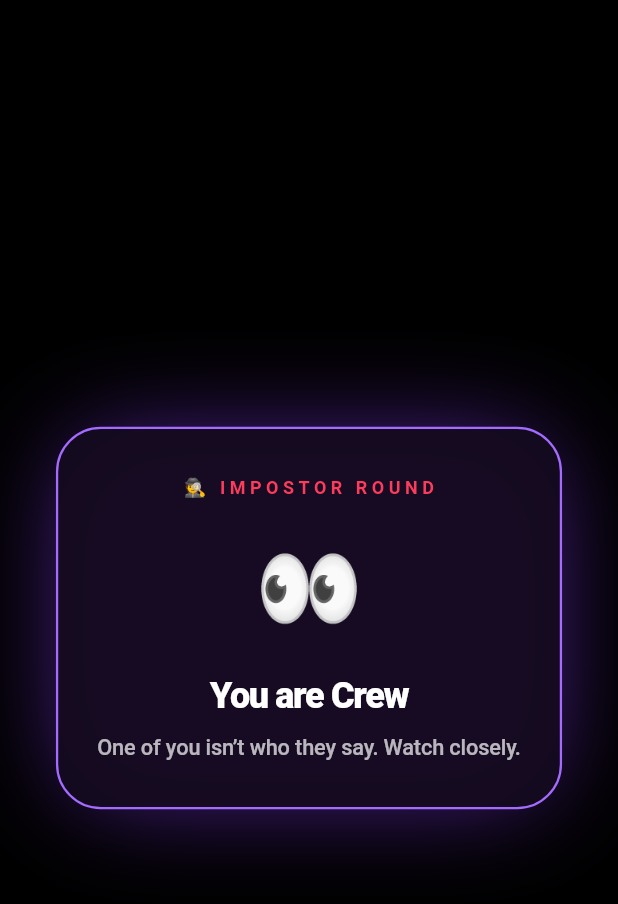
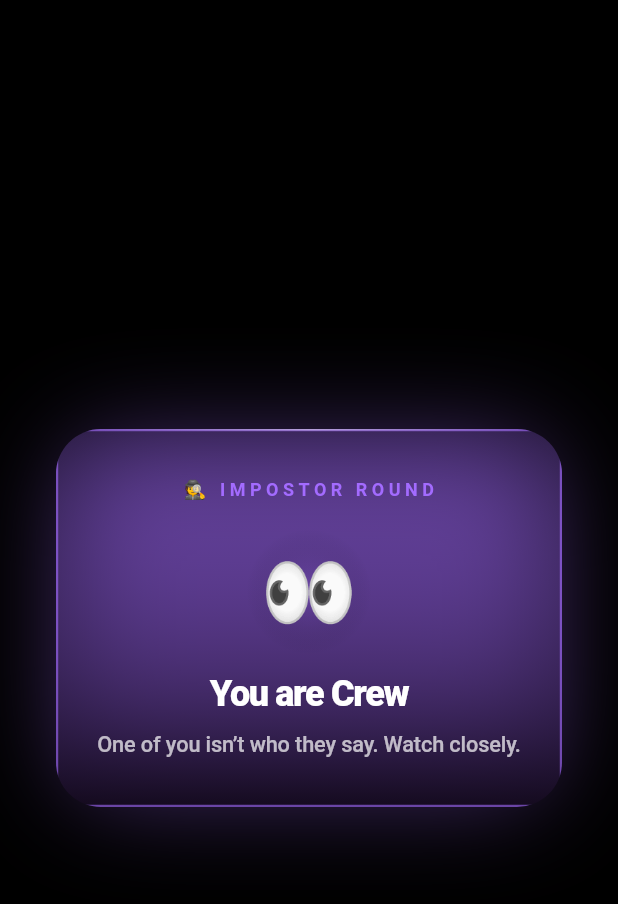
Before and after one commit to stossthegreat/Whatif, a Flutter app: the _ImpostorOverlay widget shown alone on an empty page, opened directly with empty values, on a phone screen of 412 x 824 dp. Shown: the top 904 px of the screen. Run offline on Flutter 3.47's test engine with Material 3 defaults, Android fonts, the phone set to English and light mode, and no system bars; our stand-ins replace app_links, audioplayers, camera, firebase_analytics, firebase_core, firebase_messaging and 7 more; missing offline and left inert: flutter_webrtc, livekit_client, purchases_flutter, record; accounts and stored records are empty; network calls fail.

Commit message:
version bump + Impostor/Who Am I overlays upgraded to match the new card language
pubspec.yaml: 1.0.0+70 -> 1.1.0+71. Minor bump because six new games
with real protocol work plus a full notification system is genuine
feature growth, not a patch — should have bumped this across the last
several commits and didn't. Bumping the build number with every commit
from here on.

Direct response to "10x the UI, don't make mid stuff": the Impostor and
Who Am I full-screen overlays were the plainest thing shipped this
session — straight copies of the pre-existing _ChaosOverlay look, built
fast under time pressure, with none of the depth just given to the
notification cards. That inconsistency is exactly what "mid" looks like
next to something actually polished.

Extracted _RoundCardOverlay as the shared shell both games' beats use —
same specular-gloss hairline as _NotifCard/Glass, real two-layer shadow
(soft drop shadow + a colour-matched glow), gradient depth instead of a
flat fill, and an emoji medallion (radial glow ring behind the glyph)
instead of a bare floating character.

The bigger change is that colour now carries real information instead
of every beat wearing the same purple:
- Impostor: red when you're secretly it (danger, matches the app's own
  "you are live" red), purple when you're not, blue for the neutral
  discuss beat (blue is documented in tokens.dart as reserved for rare/
  occasional moments — this is one)
- Who Am I: red while you're the one who doesn't know, acid green at
  the reveal (acid is the brand's established "something's live/
  resolved" signal), purple for everyone just watching

Verified: confirmed the v.clamp(0,1) pattern (used in the pre-existing
_ChaosOverlay too) is a legal Dart implicit num->double downcast in
this project's lint settings, not the bug I'd assumed when I defensively
added .toDouble() in the toast earlier — traced it back before touching
it here rather than guessing. Full brace/paren balance re-verified
across live_screen.dart after the restructure.

Co-Authored-By: Claude Sonnet 5 <noreply@anthropic.com>
Claude-Session: https://claude.ai/code/session_01PWoFrEZGCGWmrzYqkukepM

```diff
--- a/lib/screens/live_screen.dart
+++ b/lib/screens/live_screen.dart
@@ -2790,29 +2790,27 @@ class _ChaosOverlay extends StatelessWidget {
 /// Impostor's night/discuss banner — same glass-card language as
 /// _ChaosOverlay on purpose (it's the same "read this, then it clears"
 /// shape), swapped content: your secret role, then the discuss countdown.
-class _ImpostorOverlay extends StatelessWidget {
-  const _ImpostorOverlay({required this.amI, required this.phase});
-  final bool amI;
-  final String phase;
-
-  @override
-  Widget build(BuildContext context) {
+/// The shared modal shell for Impostor/Who Am I's full-screen beats — same
+/// family as _NotifCard's elevated-card language (specular gloss hairline,
+/// two-layer shadow, a colour that actually means something), scaled up to
+/// the centered-modal shape _ChaosOverlay/_MatchOverlay already use, so nine
+/// months from now this doesn't read as three different design eras.
+class _RoundCardOverlay extends StatelessWidget {
+  const _RoundCardOverlay({
+    required this.eyebrow,
+    required this.emoji,
+    required this.title,
+    required this.sub,
+    required this.accent,
+  });
+  final String eyebrow;
   final String emoji;
   final String title;
   final String sub;
-    if (phase == 'discuss') {
-      emoji = '💬';
-      title = 'Talk it out';
-      sub = 'One of you isn’t who they say. Who’s lying about their identity?';
-    } else if (amI) {
-      emoji = '🕵️';
-      title = 'You are the Impostor';
-      sub = 'Blend in — you vote too, same as everyone else';
-    } else {
-      emoji = '👀';
-      title = 'You are Crew';
-      sub = 'One of you isn’t who they say. Watch closely.';
-    }
+  final Color accent;
+
+  @override
+  Widget build(BuildContext context) {
     return Positioned.fill(
       child: IgnorePointer(
         child: Container(
@@ -2826,21 +2824,45 @@ class _ImpostorOverlay extends StatelessWidget {
                 Opacity(opacity: v.clamp(0, 1), child: Transform.scale(scale: v, child: child)),
             child: Container(
               margin: const EdgeInsets.symmetric(horizontal: 34),
+              decoration: BoxDecoration(
+                borderRadius: BorderRadius.circular(30),
+                boxShadow: [
+                  const BoxShadow(color: Color(0x80000000), blurRadius: 40, offset: Offset(0, 16)),
+                  BoxShadow(color: accent.withOpacity(0.45), blurRadius: 60, spreadRadius: -10),
+                ],
+              ),
+              child: ClipRRect(
+                borderRadius: BorderRadius.circular(30),
+                child: Stack(
+                  children: [
+                    Container(
                       padding: const EdgeInsets.fromLTRB(26, 30, 26, 30),
                       decoration: BoxDecoration(
-                color: const Color(0xF2140A1E),
-                borderRadius: BorderRadius.circular(30),
-                border: Border.all(color: C.sig, width: 1.5),
-                boxShadow: [BoxShadow(color: C.sigGlow, blurRadius: 60, spreadRadius: -10)],
+                        gradient: LinearGradient(
+                          begin: Alignment.topCenter,
+                          end: Alignment.bottomCenter,
+                          colors: [accent.withOpacity(0.22), const Color(0xF2140A1E)],
+                        ),
+                        border: Border.all(color: accent.withOpacity(0.6), width: 1.5),
                       ),
                       child: Column(
                         mainAxisSize: MainAxisSize.min,
                         children: [
-                  Text('🕵️ IMPOSTOR ROUND',
-                      style: T.eyebrow.copyWith(color: C.live, letterSpacing: 3, fontSize: 12)),
+                          Text(eyebrow, style: T.eyebrow.copyWith(color: accent, letterSpacing: 3, fontSize: 12)),
                           const SizedBox(height: 18),
-                  Text(emoji, style: const TextStyle(fontSize: 58)),
-                  const SizedBox(height: 16),
+                          // the emoji medallion — a soft glow ring behind it
+                          // instead of a bare floating glyph
+                          Container(
+                            width: 84,
+                            height: 84,
+                            alignment: Alignment.center,
+                            decoration: BoxDecoration(
+                              shape: BoxShape.circle,
+                              gradient: RadialGradient(colors: [accent.withOpacity(0.25), Colors.transparent]),
+                            ),
+                            child: Text(emoji, style: const TextStyle(fontSize: 52)),
+                          ),
+                          const SizedBox(height: 12),
                           Text(title, textAlign: TextAlign.center, style: T.big.copyWith(fontSize: 24, height: 1.15)),
                           const SizedBox(height: 10),
                           Text(sub,
@@ -2849,16 +2871,69 @@ class _ImpostorOverlay extends StatelessWidget {
                         ],
                       ),
                     ),
-          ),
-        ),
-      ),
+                    Positioned(
+                      top: 0,
+                      left: 30 * 0.5,
+                      right: 30 * 0.5,
+                      child: Container(
+                        height: 1,
+                        decoration: const BoxDecoration(
+                          gradient: LinearGradient(colors: [Color(0x00FFFFFF), C.spec, Color(0x00FFFFFF)]),
+                        ),
+                      ),
+                    ),
+                  ],
+                ),
+              ),
+            ),
+          ),
+        ),
+      ),
+    );
+  }
+}
+
+class _ImpostorOverlay extends StatelessWidget {
+  const _ImpostorOverlay({required this.amI, required this.phase});
+  final bool amI;
+  final String phase;
+
+  @override
+  Widget build(BuildContext context) {
+    // colour carries meaning: red = you're secretly it, purple = you're not,
+    // blue = the neutral discuss beat — matches the brand's own rule that
+    // blue is reserved for occasional, non-routine moments
+    if (phase == 'discuss') {
+      return const _RoundCardOverlay(
+        eyebrow: '🕵️ IMPOSTOR ROUND',
+        emoji: '💬',
+        title: 'Talk it out',
+        sub: 'One of you isn’t who they say. Who’s lying about their identity?',
+        accent: C.blue,
+      );
+    }
+    if (amI) {
+      return const _RoundCardOverlay(
+        eyebrow: '🕵️ IMPOSTOR ROUND',
+        emoji: '🕵️',
+        title: 'You are the Impostor',
+        sub: 'Blend in — you vote too, same as everyone else',
+        accent: C.live,
+      );
+    }
+    return const _RoundCardOverlay(
+      eyebrow: '🕵️ IMPOSTOR ROUND',
+      emoji: '👀',
+      title: 'You are Crew',
+      sub: 'One of you isn’t who they say. Watch closely.',
+      accent: C.sig,
     );
   }
 }
 
 /// Who Am I's banner — the inverse of _ImpostorOverlay's split: everyone
 /// but the target already knows and just watches; the target sees nothing
-/// until the final reveal. Same glass-card language as the other two.
+/// until the final reveal. Same elevated-card language as the other two.
 class _WhoAmIOverlay extends StatelessWidget {
   const _WhoAmIOverlay({required this.mine, required this.phase, this.category, this.identity});
   final bool mine;
@@ -2868,61 +2943,30 @@ class _WhoAmIOverlay extends StatelessWidget {
 
   @override
   Widget build(BuildContext context) {
-    final String emoji;
-    final String title;
-    final String sub;
     if (phase == 'reveal') {
-      emoji = '🎭';
-      title = 'You were: ${identity ?? '???'}';
-      sub = 'Reveal time — how many questions did it take?';
-    } else if (mine) {
-      emoji = '❔';
-      title = 'You don’t know who you are';
-      sub = '${category ?? 'Someone'} — ask the room yes/no questions out loud';
-    } else {
-      emoji = '👀';
-      title = 'They are: ${identity ?? '???'}';
-      sub = 'Don’t say it — just answer their questions';
-    }
-    return Positioned.fill(
-      child: IgnorePointer(
-        child: Container(
-          color: const Color(0xB3000000),
-          alignment: Alignment.center,
-          child: TweenAnimationBuilder<double>(
-            tween: Tween(begin: 0.7, end: 1),
-            duration: const Duration(milliseconds: 320),
-            curve: Curves.easeOutBack,
-            builder: (context, v, child) =>
-                Opacity(opacity: v.clamp(0, 1), child: Transform.scale(scale: v, child: child)),
-            child: Container(
-              margin: const EdgeInsets.symmetric(horizontal: 34),
-              padding: const EdgeInsets.fromLTRB(26, 30, 26, 30),
-              decoration: BoxDecoration(
-                color: const Color(0xF2140A1E),
-                borderRadius: BorderRadius.circular(30),
-                border: Border.all(color: C.sig, width: 1.5),
-                boxShadow: [BoxShadow(color: C.sigGlow, blurRadius: 60, spreadRadius: -10)],
-              ),
-              child: Column(
-                mainAxisSize: MainAxisSize.min,
-                children: [
-                  Text('❔ WHO AM I',
-                      style: T.eyebrow.copyWith(color: C.live, letterSpacing: 3, fontSize: 12)),
-                  const SizedBox(height: 18),
-                  Text(emoji, style: const TextStyle(fontSize: 58)),
-                  const SizedBox(height: 16),
-                  Text(title, textAlign: TextAlign.center, style: T.big.copyWith(fontSize: 24, height: 1.15)),
-                  const SizedBox(height: 10),
-                  Text(sub,
-                      textAlign: TextAlign.center,
-                      style: T.body.copyWith(color: Colors.white70, fontSize: 14.5, height: 1.4)),
-                ],
-              ),
-            ),
-          ),
-        ),
-      ),
+      return _RoundCardOverlay(
+        eyebrow: '❔ WHO AM I',
+        emoji: '🎭',
+        title: 'You were: ${identity ?? '???'}',
+        sub: 'Reveal time — how many questions did it take?',
+        accent: C.acid,
+      );
+    }
+    if (mine) {
+      return _RoundCardOverlay(
+        eyebrow: '❔ WHO AM I',
+        emoji: '❔',
+        title: 'You don’t know who you are',
+        sub: '${category ?? 'Someone'} — ask the room yes/no questions out loud',
+        accent: C.live,
+      );
+    }
+    return _RoundCardOverlay(
+      eyebrow: '❔ WHO AM I',
+      emoji: '👀',
+      title: 'They are: ${identity ?? '???'}',
+      sub: 'Don’t say it — just answer their questions',
+      accent: C.sig,
     );
   }
 }
--- a/pubspec.yaml
+++ b/pubspec.yaml
@@ -16,7 +16,7 @@ publish_to: 'none' # Remove this line if you wish to publish to pub.dev
 # https://developer.apple.com/library/archive/documentation/General/Reference/InfoPlistKeyReference/Articles/CoreFoundationKeys.html
 # In Windows, build-name is used as the major, minor, and patch parts
 # of the product and file versions while build-number is used as the build suffix.
-version: 1.0.0+70
+version: 1.1.0+71
 
 environment:
   sdk: ^3.8.0
```
Lines whose indentation alone changed are shown as unchanged.
